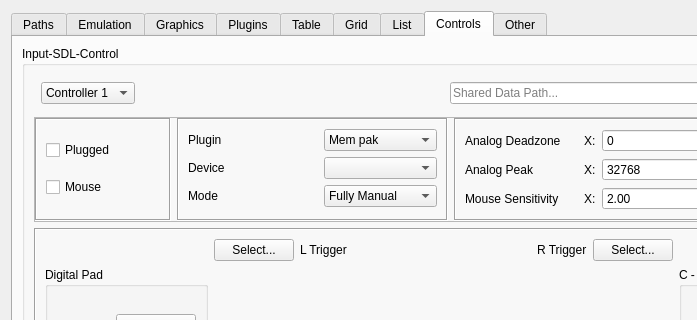
dh4/mupen64plus-qt, file src/dialogs/settingsdialog.ui: the form before one commit; both pictures show x 0 to 697 and y 0 to 320 of the 896 by 853 pixel window.
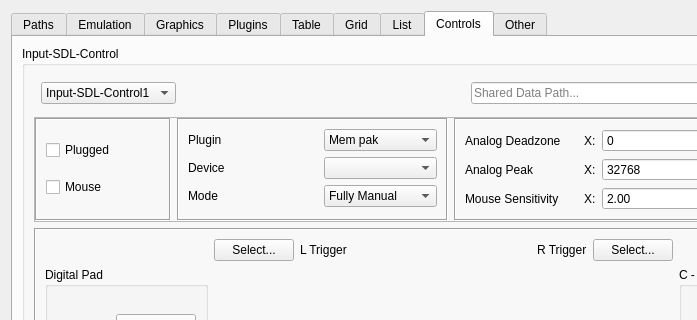
The form after the commit. Icons and pictures are not drawn.

```diff
--- a/src/dialogs/settingsdialog.ui
+++ b/src/dialogs/settingsdialog.ui
@@ -1154,7 +1154,7 @@
               </property>
               <item>
                <property name="text">
-                <string>Controller 1</string>
+                <string>Input-SDL-Control1</string>
                </property>
               </item>
               <item>
```
Left out of the diff: 6 changed lines with no effect on the pictures.
